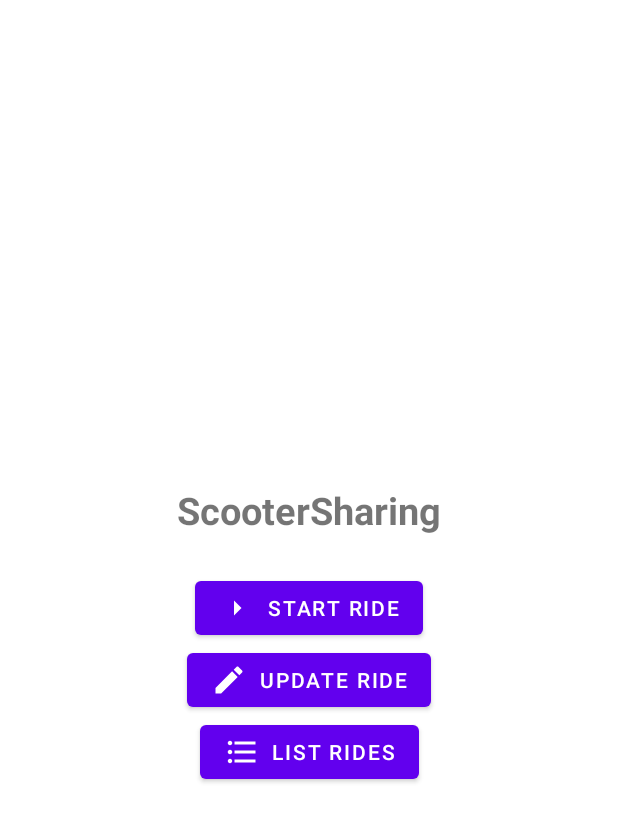
After one commit to tehxueer29/ScooterSharing, an Android app: the layout fragment_main.xml on its own in the app's theme, with its tools: preview values and no code run, on a phone screen of 412 x 824 dp. The commit adds this screen. Shown: the top 822 px of the screen. Run offline under Robolectric (Android 15) with nearby library versions, the phone set to English and light mode, and no system bars.

Commit message:
Main Fragment

```diff
--- a/app/build.gradle
+++ b/app/build.gradle
@@ -43,6 +43,7 @@ dependencies {
     implementation 'androidx.constraintlayout:constraintlayout:2.1.4'
     implementation 'androidx.lifecycle:lifecycle-viewmodel-ktx:2.5.1'
     implementation 'androidx.recyclerview:recyclerview:1.2.1'
+    implementation 'androidx.navigation:navigation-fragment-ktx:2.5.3'
     testImplementation 'junit:junit:4.13.2'
     androidTestImplementation 'androidx.test.ext:junit:1.1.5'
     androidTestImplementation 'androidx.test.espresso:espresso-core:3.5.1'
--- a/app/src/main/java/dk/itu/moapd/scootersharing/xute/RidesDB.kt
+++ b/app/src/main/java/dk/itu/moapd/scootersharing/xute/RidesDB.kt
@@ -6,9 +6,7 @@ import kotlin.collections.ArrayList
 
 class RidesDB private constructor(context: Context) {
     private val rides = ArrayList<Scooter>()
-
     companion object : RidesDBHolder<RidesDB, Context>(::RidesDB)
-
     init {
         rides.add(
             Scooter("CPH001", "ITU", randomDate())
@@ -49,6 +47,7 @@ class RidesDB private constructor(context: Context) {
 
     fun updateCurrentScooter(location: String) {
         rides.last().location = location
+        rides.last().timestamp = System.currentTimeMillis()
     }
 
     fun getCurrentScooter(): Scooter {
--- /dev/null
+++ b/app/src/main/res/layout/fragment_main.xml
@@ -0,0 +1,73 @@
+<?xml version="1.0" encoding="utf-8"?>
+<androidx.constraintlayout.widget.ConstraintLayout xmlns:android="http://schemas.android.com/apk/res/android"
+    xmlns:app="http://schemas.android.com/apk/res-auto"
+    xmlns:tools="http://schemas.android.com/tools"
+    android:layout_width="match_parent"
+    android:layout_height="match_parent"
+    android:gravity="center"
+    android:orientation="vertical"
+    tools:context=".MainFragment">
+
+    <TextView
+        android:id="@+id/app_name"
+        android:layout_width="wrap_content"
+        android:layout_height="wrap_content"
+        android:gravity="center"
+        android:padding="24dp"
+        android:text="@string/app_name"
+        android:textSize="25sp"
+        android:textStyle="bold"
+        app:layout_constraintBottom_toTopOf="@+id/start_ride_button"
+        app:layout_constraintEnd_toEndOf="parent"
+        app:layout_constraintHorizontal_bias="0.5"
+        app:layout_constraintStart_toStartOf="parent"
+        app:layout_constraintTop_toTopOf="parent"
+        app:layout_constraintVertical_chainStyle="packed" />
+
+    <Button
+        android:id="@+id/start_ride_button"
+        android:layout_width="wrap_content"
+        android:layout_height="wrap_content"
+        android:text="@string/start_ride_button"
+        app:icon="@drawable/arrow_right"
+        app:layout_constraintBottom_toTopOf="@+id/update_ride_button"
+        app:layout_constraintEnd_toEndOf="parent"
+        app:layout_constraintHorizontal_bias="0.5"
+        app:layout_constraintStart_toStartOf="parent"
+        app:layout_constraintTop_toBottomOf="@+id/app_name" />
+
+    <Button
+        android:id="@+id/update_ride_button"
+        android:layout_width="wrap_content"
+        android:layout_height="wrap_content"
+        android:text="@string/update_ride_button"
+        app:icon="@drawable/pencil"
+        app:layout_constraintBottom_toTopOf="@+id/list_ride_button"
+        app:layout_constraintEnd_toEndOf="parent"
+        app:layout_constraintHorizontal_bias="0.5"
+        app:layout_constraintStart_toStartOf="parent"
+        app:layout_constraintTop_toBottomOf="@+id/start_ride_button" />
+
+    <Button
+        android:id="@+id/list_ride_button"
+        android:layout_width="wrap_content"
+        android:layout_height="wrap_content"
+        android:text="@string/list_ride_button"
+        app:icon="@drawable/format_list_bulleted"
+        app:layout_constraintBottom_toBottomOf="parent"
+        app:layout_constraintEnd_toEndOf="parent"
+        app:layout_constraintHorizontal_bias="0.5"
+        app:layout_constraintStart_toStartOf="parent"
+        app:layout_constraintTop_toBottomOf="@+id/update_ride_button" />
+
+    <include
+        android:id="@+id/content_list"
+        layout="@layout/content_list"
+        android:layout_width="478dp"
+        android:layout_height="219dp"
+        app:layout_constraintEnd_toEndOf="parent"
+        app:layout_constraintHorizontal_bias="0.5"
+        app:layout_constraintStart_toStartOf="parent"
+        app:layout_constraintTop_toBottomOf="@+id/list_ride_button" />
+
+</androidx.constraintlayout.widget.ConstraintLayout>
--- a/app/src/main/res/values/strings.xml
+++ b/app/src/main/res/values/strings.xml
@@ -8,4 +8,6 @@
     <string name="scooter_name">%s</string>
     <string name="scooter_location">%s</string>
     <string name="scooter_time">%s</string>
+    <!-- TODO: Remove or change this placeholder text -->
+    <string name="hello_blank_fragment">Hello blank fragment</string>
 </resources>
```
Also changed, not shown: app/src/main/java/dk/itu/moapd/scootersharing/xute/MainActivity.kt (+6 -28 lines), app/src/main/java/dk/itu/moapd/scootersharing/xute/MainFragment.kt (added, +109 -0 lines), app/src/main/res/layout/activity_main.xml (+1 -61 lines), app/src/main/res/layout/content_main.xml (added, +20 -0 lines), app/src/main/res/navigation/nav_graph.xml (added, +13 -0 lines).
